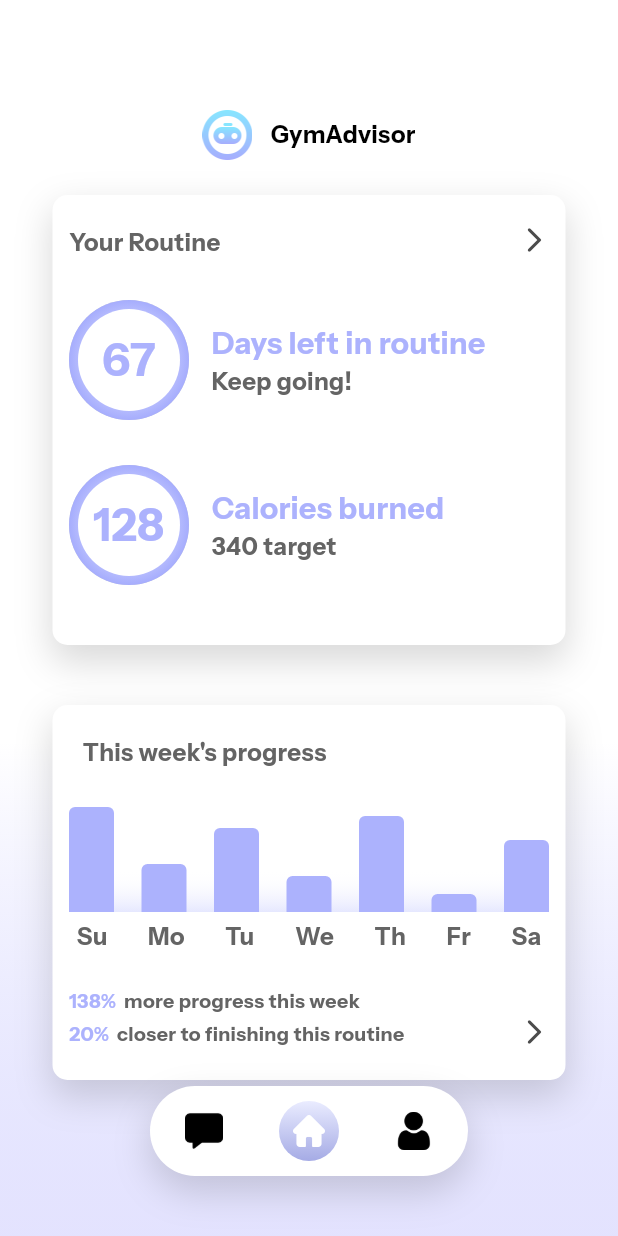
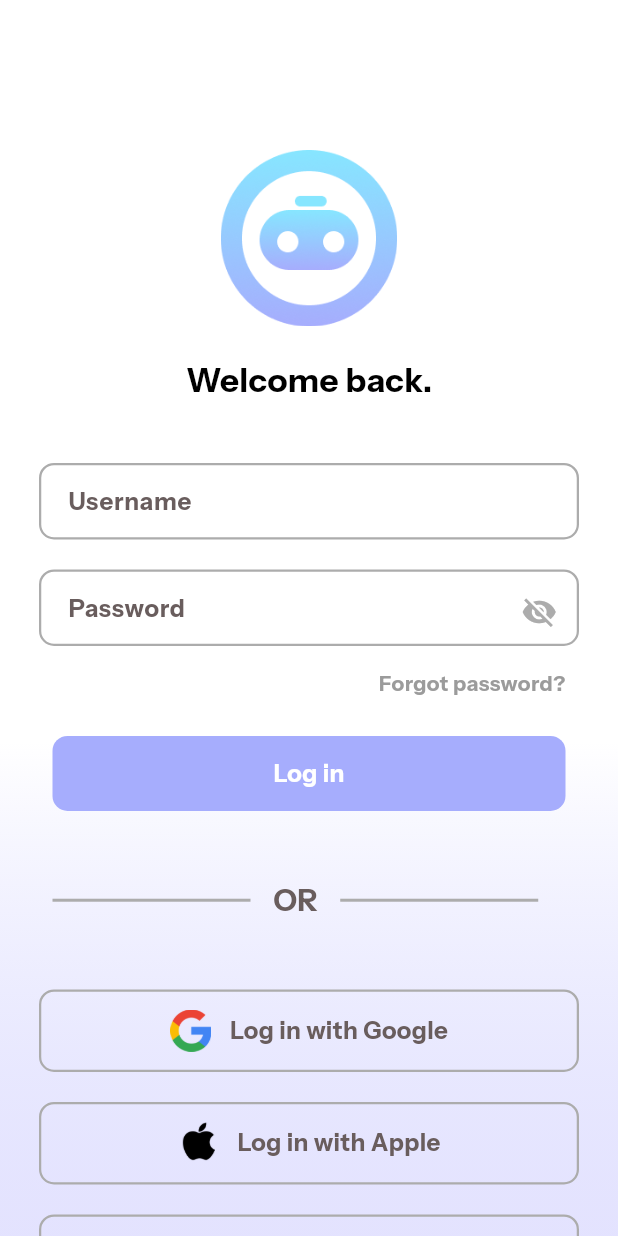
Before and after one commit to WiggleWoggle/ai_gym_advisor_app, a Flutter app: the screen it shows after launch, on a phone screen of 412 x 824 dp. Run offline on Flutter 3.47's test engine with Material 3 defaults, Android fonts, the phone set to English and light mode, and no system bars; our stand-ins replace device_preview.

Commit message:
updated page switcher and sign in
- sign in form now shows up at the start and can be bypassed by clicking the log in button
- can switch between pages smoothly but for now theres only 1 page

```diff
--- a/lib/main.dart
+++ b/lib/main.dart
@@ -20,9 +20,41 @@ class MyApp extends StatelessWidget {
   }
 }
 
-class PageStack extends StatelessWidget {
+class PageStack extends StatefulWidget {
 
   const PageStack({super.key});
+
+  @override
+  State<PageStack> createState() => _PageStackState();
+}
+
+class _PageStackState extends State<PageStack> {
+
+  static int currentPage = 1;
+  static bool signinComplete = false;
+
+  void _changeCurrentPage(int newPage) {
+    setState(() {
+      currentPage = newPage;
+    });
+  }
+
+  void _updateSigninCompleted(bool completed) {
+    setState(() {
+      signinComplete = completed;
+    });
+  }
+
+  double getPageSlideOffset(int currentPage, int newPage) {
+
+    if (currentPage == 1 && newPage == 2) {
+      return 1;
+    } else if (currentPage == 1 && newPage == 0) {
+      return -1;
+    }
+
+    return 1;
+  }
 
   @override
   Widget build(BuildContext context) {
@@ -42,12 +74,17 @@ class PageStack extends StatelessWidget {
                     ),
                   ),
                 ),
-                HomePage(),
+                AnimatedSlide(
+                  offset: currentPage == 1 ? Offset(0, 0) : Offset(getPageSlideOffset(1, currentPage), 0),
+                  duration: Duration(milliseconds: 300),
+                  curve: Curves.easeInOutCubic,
+                  child: HomePage(),
+                ),
                 Align(
                   alignment: Alignment.bottomCenter,
                   child: Padding(
                     padding: EdgeInsets.only(bottom: 40),
-                    child: PageSwitcher()
+                    child: PageSwitcher(updatePage: _changeCurrentPage,)
                   ),
                 ),
                 Align(
@@ -57,7 +94,17 @@ class PageStack extends StatelessWidget {
                       child: LogoHeader()
                   ),
                 ),
-                //SignInFormPage()
+                AnimatedSlide(
+                  offset: signinComplete ? Offset(0, -1) : Offset(0, 0),
+                  duration: Duration(milliseconds: 600),
+                  curve: Curves.easeInOutCubic,
+                  child: AnimatedOpacity(
+                    opacity: signinComplete ? 0 : 1,
+                    duration: Duration(milliseconds: 600),
+                    curve: Curves.easeInOutCubic,
+                    child: SignInFormPage(updateFormCompletion: _updateSigninCompleted,),
+                  )
+                )
               ],
             ),
           ),
@@ -101,7 +148,9 @@ class LogoHeader extends StatelessWidget {
 
 class PageSwitcher extends StatefulWidget {
 
-  PageSwitcher({Key? key}) : super(key: key);
+  final ValueChanged<int> updatePage;
+
+  PageSwitcher({Key? key, required this.updatePage}) : super(key: key);
 
   @override
   State<PageSwitcher> createState() => _PageSwitcher();
@@ -114,6 +163,7 @@ class _PageSwitcher extends State<PageSwitcher> {
   void onItemTapped(int index) {
     setState(() {
       selectedIndex = index;
+      widget.updatePage(index);
     });
   }
 
--- a/lib/pages/SigninFormPage.dart
+++ b/lib/pages/SigninFormPage.dart
@@ -1,13 +1,17 @@
 import 'package:flutter/material.dart';
 
 class SignInFormPage extends StatefulWidget {
-  const SignInFormPage({super.key});
+
+  final ValueChanged<bool> updateFormCompletion;
+
+  const SignInFormPage({super.key, required this.updateFormCompletion});
 
   @override
   State<SignInFormPage> createState() => _SignInFormPageState();
 }
 
 class _SignInFormPageState extends State<SignInFormPage> {
+
   bool loginView = true;
 
   void switchView() {
@@ -51,7 +55,7 @@ class _SignInFormPageState extends State<SignInFormPage> {
                 );
               },
 
-              child: loginView ? LoginForm(key: const ValueKey('loginForm'), swapViewMethod: switchView,)
+              child: loginView ? LoginForm(key: const ValueKey('loginForm'), swapViewMethod: switchView, updateFormCompletion: widget.updateFormCompletion,)
                   : SignupForm(key: const ValueKey('signupForm'), swapViewMethod: switchView,
               ),
             )
@@ -109,10 +113,13 @@ class SignupForm extends StatelessWidget {
                       hideFieldToggle: false,
                     ),
                     SizedBox(height: 40,),
+                    /*
                     AccountProceedButton(
                       active: true,
                       buttonText: "Sign up",
+                      updateFormCompletion: null,
                     ),
+                     */
                     SizedBox(height: 45,),
                     AlternateOptionBorder(),
                     SizedBox(height: 45,),
@@ -131,9 +138,10 @@ class SignupForm extends StatelessWidget {
 
 class LoginForm extends StatelessWidget {
 
+  final ValueChanged<bool> updateFormCompletion;
   final VoidCallback? swapViewMethod;
 
-  const LoginForm({super.key, this.swapViewMethod});
+  const LoginForm({super.key, this.swapViewMethod, required this.updateFormCompletion});
 
   @override
   Widget build(BuildContext context) {
@@ -191,6 +199,7 @@ class LoginForm extends StatelessWidget {
                     AccountProceedButton(
                         active: true,
                         buttonText: "Log in",
+                        updateFormCompletion: updateFormCompletion,
                     ),
                     SizedBox(height: 45,),
                     AlternateOptionBorder(),
@@ -322,8 +331,9 @@ class AccountProceedButton extends StatefulWidget {
   final bool active;
   final String buttonText;
   final VoidCallback? onTap;
+  final ValueChanged<bool> updateFormCompletion;
 
-  AccountProceedButton({Key? key, required this.active, required this.buttonText, this.onTap}) : super(key: key);
+  AccountProceedButton({Key? key, required this.active, required this.buttonText, this.onTap, required this.updateFormCompletion}) : super(key: key);
 
   @override
   State<AccountProceedButton> createState() => _AccountProceedButton();
@@ -332,10 +342,14 @@ class AccountProceedButton extends StatefulWidget {
 
 class _AccountProceedButton extends State<AccountProceedButton> {
 
+  void onTap() {
+    widget.updateFormCompletion(true);
+  }
+
   @override
   Widget build(BuildContext context) {
     return GestureDetector(
-      onTap: widget.onTap,
+      onTap: onTap,
       child: Container(
           width: MediaQuery.of(context).size.width - 70,
           height: 50,
```
